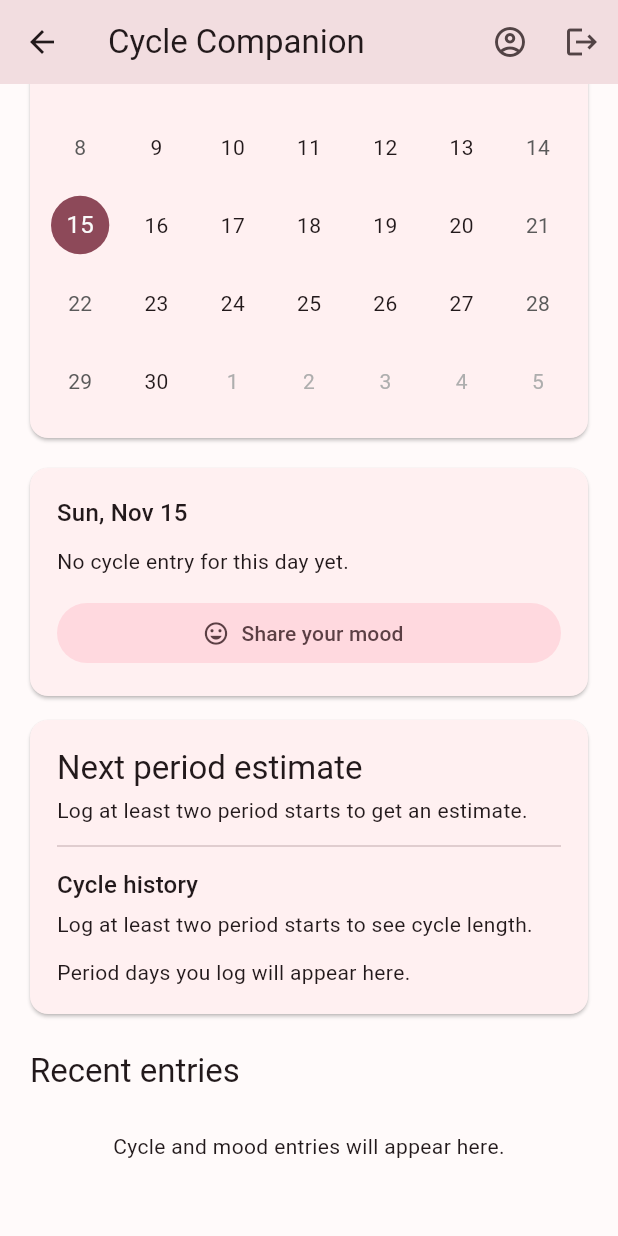
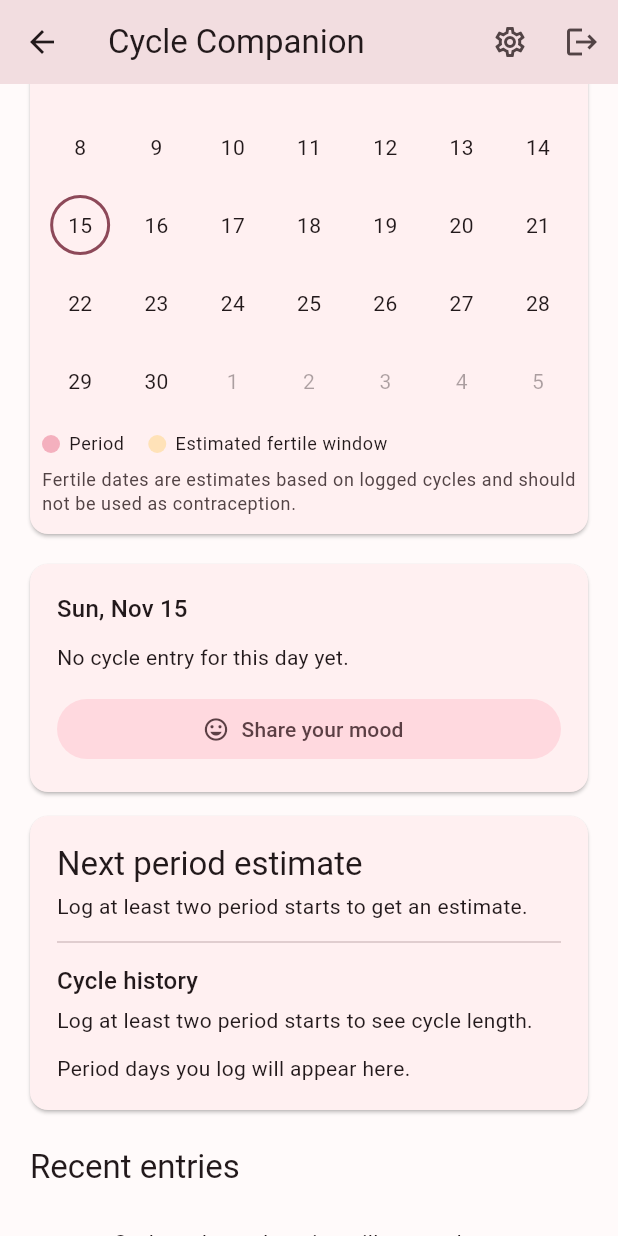
Before and after one commit to Axels-Lab/Cycle-Companion, a Flutter app: the CycleHomeScreen screen opened directly with empty values, scrolled down 280 dp, on a phone screen of 412 x 824 dp. Run offline on Flutter 3.47's test engine with Material 3 defaults, Android fonts, the phone set to English and light mode, and no system bars; drawn by our look-alikes of table_calendar; our stand-ins replace cloud_firestore, firebase_auth, firebase_core, firebase_messaging, flutter_local_notifications, flutter_timezone and 4 more; accounts and stored records are empty; network calls fail.

Commit message:
feat: add period/fertility window colors in calendar

```diff
--- a/lib/models/daily_log.dart
+++ b/lib/models/daily_log.dart
@@ -213,6 +213,34 @@ class CycleHistory {
     );
   }
 
+  DateTime? get estimatedFertileWindowStart {
+    final nextPeriodStart = predictedNextPeriodStart;
+    if (nextPeriodStart == null) return null;
+    return DateTime(
+      nextPeriodStart.year,
+      nextPeriodStart.month,
+      nextPeriodStart.day - 19,
+    );
+  }
+
+  DateTime? get estimatedFertileWindowEnd {
+    final nextPeriodStart = predictedNextPeriodStart;
+    if (nextPeriodStart == null) return null;
+    return DateTime(
+      nextPeriodStart.year,
+      nextPeriodStart.month,
+      nextPeriodStart.day - 13,
+    );
+  }
+
+  bool isEstimatedFertileDay(DateTime date) {
+    final start = estimatedFertileWindowStart;
+    final end = estimatedFertileWindowEnd;
+    if (start == null || end == null) return false;
+    final day = DateTime(date.year, date.month, date.day);
+    return !day.isBefore(start) && !day.isAfter(end);
+  }
+
   static CycleHistory fromLogs(Iterable<DailyLog> logs) {
     final periodDates =
         logs
--- a/lib/screens/cycle_home_screen.dart
+++ b/lib/screens/cycle_home_screen.dart
@@ -11,6 +11,11 @@ import '../services/daily_log_service.dart';
 import '../services/push_notification_service.dart';
 import 'profile_screen.dart';
 import 'reminder_settings_screen.dart';
+
+const _periodDayFill = Color(0xFFF4B0BE);
+const _periodDayText = Color(0xFF702A3B);
+const _fertileDayFill = Color(0xFFFFE2B8);
+const _fertileDayText = Color(0xFF684115);
 
 class CycleHomeScreen extends StatefulWidget {
   const CycleHomeScreen({
@@ -150,7 +155,7 @@ class _CycleHomeScreenState extends State<CycleHomeScreen> {
           IconButton(
             tooltip: 'Account and settings',
             onPressed: _openProfile,
-            icon: const Icon(Icons.account_circle_outlined),
+            icon: const Icon(Icons.settings_outlined),
           ),
           IconButton(
             tooltip: 'Sign out',
@@ -176,6 +181,37 @@ class _CycleHomeScreenState extends State<CycleHomeScreen> {
           final logsByDate = {for (final log in logs) log.dateKey: log};
           final selectedDateKey = DailyLog.keyFor(_selectedDay);
           final selectedLog = logsByDate[selectedDateKey];
+          final colorScheme = Theme.of(context).colorScheme;
+
+          Widget buildCalendarDay(
+            DateTime day, {
+            required bool isSelected,
+            required bool isToday,
+            bool isOutside = false,
+          }) {
+            final log = logsByDate[DailyLog.keyFor(day)];
+            final isPeriodDay = log?.isPeriodDay == true;
+            final isFertileDay =
+                !isPeriodDay && cycleHistory.isEstimatedFertileDay(day);
+            return _CalendarDayCell(
+              day: day.day,
+              fillColor: isPeriodDay
+                  ? _periodDayFill
+                  : isFertileDay
+                  ? _fertileDayFill
+                  : null,
+              textColor: isPeriodDay
+                  ? _periodDayText
+                  : isFertileDay
+                  ? _fertileDayText
+                  : isOutside
+                  ? colorScheme.onSurface.withValues(alpha: 0.38)
+                  : colorScheme.onSurface,
+              primaryColor: colorScheme.primary,
+              isSelected: isSelected,
+              isToday: isToday,
+            );
+          }
 
           return ListView(
             padding: const EdgeInsets.fromLTRB(20, 12, 20, 32),
@@ -188,7 +224,10 @@ class _CycleHomeScreenState extends State<CycleHomeScreen> {
                 margin: EdgeInsets.zero,
                 child: Padding(
                   padding: const EdgeInsets.fromLTRB(8, 8, 8, 12),
-                  child: TableCalendar<DailyLog>(
+                  child: Column(
+                    crossAxisAlignment: CrossAxisAlignment.start,
+                    children: [
+                      TableCalendar<DailyLog>(
                         firstDay: DateTime(2020),
                         lastDay: DateTime(2100),
                         focusedDay: _focusedDay,
@@ -210,21 +249,71 @@ class _CycleHomeScreenState extends State<CycleHomeScreen> {
                           formatButtonVisible: false,
                           titleCentered: true,
                         ),
+                        calendarBuilders: CalendarBuilders<DailyLog>(
+                          defaultBuilder: (context, day, focusedDay) =>
+                              buildCalendarDay(
+                                day,
+                                isSelected: false,
+                                isToday: false,
+                              ),
+                          selectedBuilder: (context, day, focusedDay) =>
+                              buildCalendarDay(
+                                day,
+                                isSelected: true,
+                                isToday: false,
+                              ),
+                          todayBuilder: (context, day, focusedDay) =>
+                              buildCalendarDay(
+                                day,
+                                isSelected: false,
+                                isToday: true,
+                              ),
+                          outsideBuilder: (context, day, focusedDay) =>
+                              buildCalendarDay(
+                                day,
+                                isSelected: false,
+                                isToday: false,
+                                isOutside: true,
+                              ),
+                        ),
                         calendarStyle: CalendarStyle(
                           markerDecoration: BoxDecoration(
-                        color: Theme.of(context).colorScheme.primary,
+                            color: colorScheme.primary,
                             shape: BoxShape.circle,
                           ),
                           todayDecoration: BoxDecoration(
-                        color: Theme.of(context).colorScheme.primary
-                            .withValues(alpha: 0.18),
+                            color: colorScheme.primary.withValues(alpha: 0.18),
                             shape: BoxShape.circle,
                           ),
                           selectedDecoration: BoxDecoration(
-                        color: Theme.of(context).colorScheme.primary,
+                            color: colorScheme.primary,
                             shape: BoxShape.circle,
                           ),
                         ),
+                      ),
+                      const SizedBox(height: 8),
+                      Wrap(
+                        spacing: 16,
+                        runSpacing: 8,
+                        children: [
+                          _CalendarLegendItem(
+                            color: _periodDayFill,
+                            label: 'Period',
+                          ),
+                          _CalendarLegendItem(
+                            color: _fertileDayFill,
+                            label: 'Estimated fertile window',
+                          ),
+                        ],
+                      ),
+                      const SizedBox(height: 8),
+                      Text(
+                        'Fertile dates are estimates based on logged cycles '
+                        'and should not be used as contraception.',
+                        style: Theme.of(context).textTheme.bodySmall
+                            ?.copyWith(color: colorScheme.onSurfaceVariant),
+                      ),
+                    ],
                   ),
                 ),
               ),
@@ -284,6 +373,71 @@ class _CycleHomeScreenState extends State<CycleHomeScreen> {
       ),
     );
   }
+}
+
+class _CalendarDayCell extends StatelessWidget {
+  const _CalendarDayCell({
+    required this.day,
+    required this.fillColor,
+    required this.textColor,
+    required this.primaryColor,
+    required this.isSelected,
+    required this.isToday,
+  });
+
+  final int day;
+  final Color? fillColor;
+  final Color textColor;
+  final Color primaryColor;
+  final bool isSelected;
+  final bool isToday;
+
+  @override
+  Widget build(BuildContext context) {
+    final theme = Theme.of(context);
+    return Center(
+      child: SizedBox(
+        width: 40,
+        height: 40,
+        child: DecoratedBox(
+          decoration: BoxDecoration(
+            color: fillColor,
+            shape: BoxShape.circle,
+            border: isSelected || isToday
+                ? Border.all(color: primaryColor, width: isSelected ? 2 : 1)
+                : null,
+          ),
+          child: Center(
+            child: Text(
+              '$day',
+              style: theme.textTheme.bodyMedium?.copyWith(color: textColor),
+            ),
+          ),
+        ),
+      ),
+    );
+  }
+}
+
+class _CalendarLegendItem extends StatelessWidget {
+  const _CalendarLegendItem({required this.color, required this.label});
+
+  final Color color;
+  final String label;
+
+  @override
+  Widget build(BuildContext context) => Row(
+    mainAxisSize: MainAxisSize.min,
+    children: [
+      Container(
+        width: 12,
+        height: 12,
+        decoration: BoxDecoration(color: color, shape: BoxShape.circle),
+      ),
+      const SizedBox(width: 6),
+      Text(label, style: Theme.of(context).textTheme.bodySmall),
+    ],
+  );
 }
 
 class _WelcomeCard extends StatelessWidget {
--- a/lib/services/daily_log_service.dart
+++ b/lib/services/daily_log_service.dart
@@ -234,6 +234,20 @@ class DailyLogService {
           'Push notification request failed with HTTP '
           '${response.statusCode}$responseDetails.',
         );
+        return;
+      }
+
+      final responseData = jsonDecode(response.body);
+      if (responseData is Map<String, dynamic>) {
+        final sent = responseData['sent'];
+        if (sent == 0) {
+          debugPrint(
+            'Push notification not delivered: the recipient has no registered '
+            'Android device token.',
+          );
+        } else if (sent is int && sent > 0) {
+          debugPrint('Push notification accepted by FCM for $sent device(s).');
+        }
       }
     } catch (error, stackTrace) {
       debugPrint('Push notification request failed: $error');
--- a/lib/services/push_notification_service.dart
+++ b/lib/services/push_notification_service.dart
@@ -36,6 +36,7 @@ class PushNotificationService {
     final settings = await _messaging.requestPermission();
     if (settings.authorizationStatus != AuthorizationStatus.authorized &&
         settings.authorizationStatus != AuthorizationStatus.provisional) {
+      debugPrint('Push notification permission was not granted.');
       return;
     }
 
@@ -49,8 +50,17 @@ class PushNotificationService {
     }
     await _createNotificationChannel(_localNotifications);
 
-    final token = await _getRegistrationToken();
-    if (token != null) await _saveToken(token);
+    _messageSubscription = FirebaseMessaging.onMessage.listen(
+      (message) => unawaited(
+        _showForegroundNotification(message)
+            .catchError((Object error, StackTrace stackTrace) {
+              debugPrint(
+                'Could not display a foreground push notification: $error',
+              );
+              debugPrintStack(stackTrace: stackTrace);
+            }),
+      ),
+    );
     _tokenSubscription = _registrationTokenRefreshes.listen(
       (token) => unawaited(
         _saveToken(token).catchError((Object error) {
@@ -64,9 +74,13 @@ class PushNotificationService {
         debugPrintStack(stackTrace: stackTrace);
       },
     );
-    _messageSubscription = FirebaseMessaging.onMessage.listen(
-      _showForegroundNotification,
-    );
+
+    final token = await _getRegistrationToken();
+    if (token == null) {
+      debugPrint('Firebase Messaging returned no registration token.');
+    } else {
+      await _saveToken(token);
+    }
   }
 
   Future<void> _saveToken(String token) async {
@@ -107,6 +121,7 @@ class PushNotificationService {
     if (title is! String || body is! String) return;
 
     await _showNotification(_localNotifications, message, title, body);
+    debugPrint('Displayed a foreground push notification.');
   }
 
   static Future<void> _createNotificationChannel(
```
Also changed, not shown: 1 other file. Lines whose indentation alone changed are shown as unchanged.
